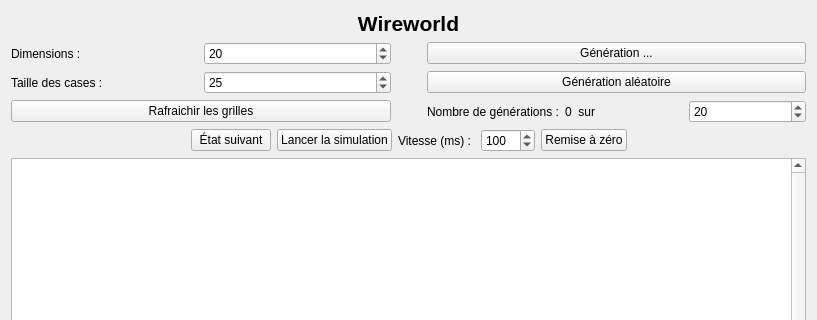
danousna/autocell, file src/ui/wwview.ui: the form before one commit; both pictures show x 0 to 817 and y 0 to 320 of the 817 by 496 pixel window.
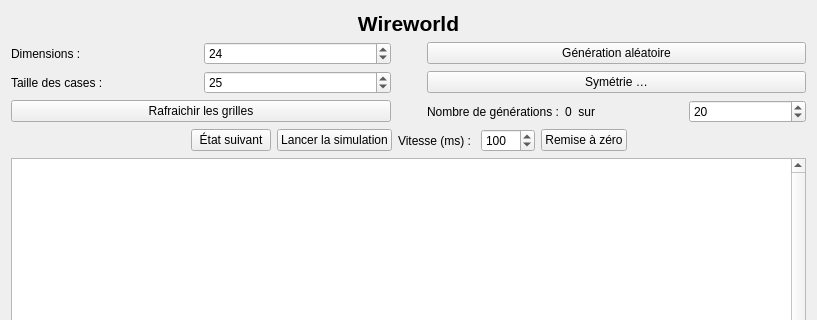
The form after the commit.

Commit message: Symétrie

Patch:
```diff
--- a/src/ui/wwview.ui
+++ b/src/ui/wwview.ui
@@ -60,7 +60,7 @@
                 <number>50</number>
                </property>
                <property name="value">
-                <number>20</number>
+                <number>24</number>
                </property>
               </widget>
              </item>
@@ -87,9 +87,9 @@
          <item row="0" column="2">
           <layout class="QVBoxLayout" name="verticalLayout">
            <item>
-            <widget class="QPushButton" name="pushButton_2">
+            <widget class="QPushButton" name="btnGenRandom">
              <property name="text">
-              <string>Génération ...</string>
+              <string>Génération aléatoire</string>
              </property>
             </widget>
            </item>
@@ -164,9 +164,9 @@
           </layout>
          </item>
          <item row="1" column="2">
-          <widget class="QPushButton" name="btnGenRandom">
+          <widget class="QPushButton" name="btnSymetrie">
            <property name="text">
-            <string>Génération aléatoire</string>
+            <string>Symétrie …</string>
            </property>
           </widget>
          </item>
```
Left out of the diff: 3 changed lines with no effect on the pictures. The commit also changes 43 other files.
